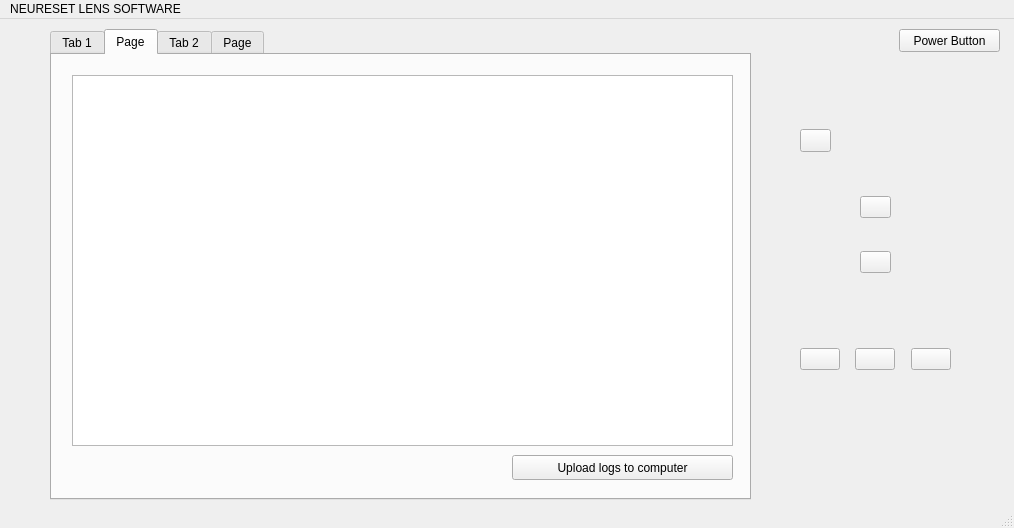
Qt form mainwindow.ui (CATBOYCOWBOY/COMP3004A4) before a commit.
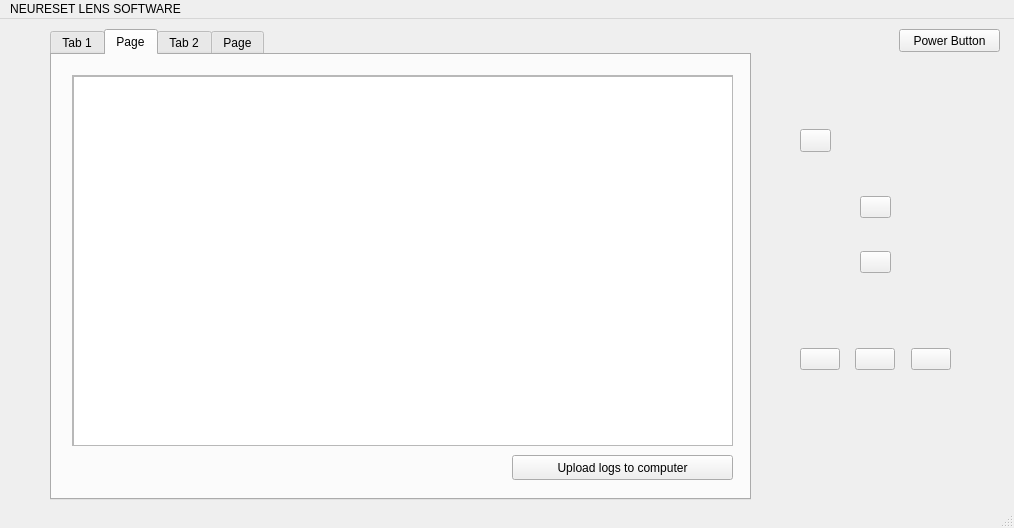
The same form after that commit. Icons and pictures are not drawn. Custom widgets are drawn as their Qt base class.

The edit to the form file:
```diff
--- a/mainwindow.ui
+++ b/mainwindow.ui
@@ -97,16 +97,6 @@
      <attribute name="title">
       <string>Page</string>
      </attribute>
-     <widget class="QListView" name="sessionLogListView">
-      <property name="geometry">
-       <rect>
-        <x>20</x>
-        <y>20</y>
-        <width>661</width>
-        <height>371</height>
-       </rect>
-      </property>
-     </widget>
      <widget class="QPushButton" name="uploadLogsToComputerButton">
       <property name="geometry">
        <rect>
@@ -141,6 +131,16 @@
          <height>369</height>
         </rect>
        </property>
+       <widget class="QListWidget" name="sessionsList">
+        <property name="geometry">
+         <rect>
+          <x>0</x>
+          <y>0</y>
+          <width>661</width>
+          <height>371</height>
+         </rect>
+        </property>
+       </widget>
       </widget>
      </widget>
      <zorder>logsScrollArea</zorder>
```
Left out of the diff: 1 changed line with no effect on the pictures.
